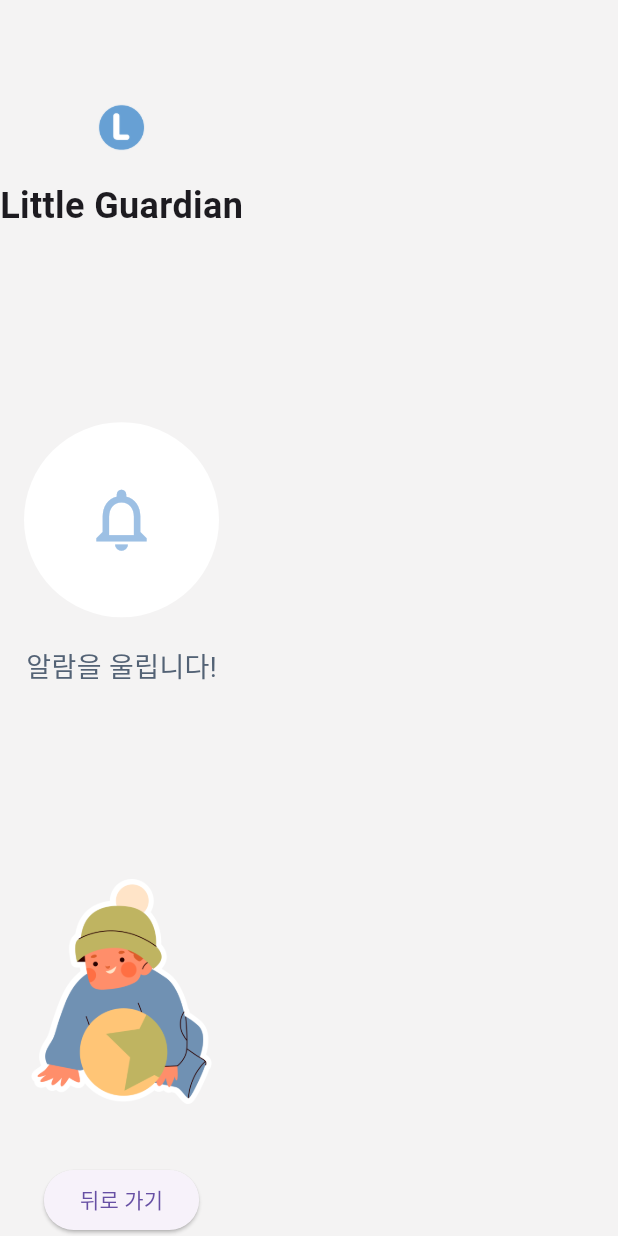
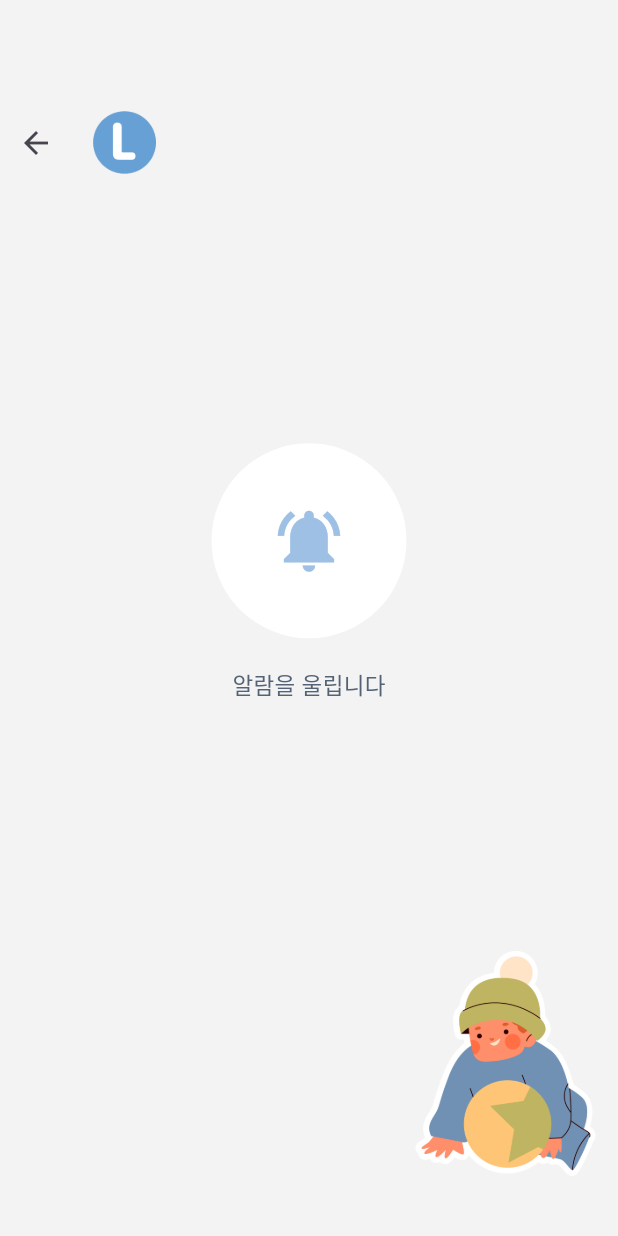
Before and after one commit to yuhaeun-la/LG_Flutter, a Flutter app: the screen it shows after launch, after a tap on "알람울리기", on a phone screen of 412 x 824 dp. Run offline on Flutter 3.47's test engine with Material 3 defaults, Android fonts, the phone set to English and light mode, and no system bars; our stand-ins replace image_picker; Roboto replaces fonts that are missing (NanumSquareNeo).

Commit message:
feat:: 기능뷰 ui완성

```diff
--- /dev/null
+++ b/lib/ui/views/components/back_button.dart
@@ -0,0 +1,13 @@
+import 'package:flutter/material.dart';
+
+class BackButton extends StatelessWidget {
+  @override
+  Widget build(BuildContext context) {
+    return IconButton(
+      icon: Icon(Icons.arrow_back_ios),
+      onPressed: () {
+        Navigator.pop(context);
+      },
+    );
+  }
+}
--- a/lib/ui/views/parent/home/emergency_alaram_view.dart
+++ b/lib/ui/views/parent/home/emergency_alaram_view.dart
@@ -1,7 +1,7 @@
 import 'package:flutter/material.dart';
 import 'package:little_guardian/core/utils/colors_util.dart';
 
-class EmergencyAlaramView extends StatelessWidget {
+class EmergencyAlarmView extends StatelessWidget {
 
   @override
   Widget build(BuildContext context) {
@@ -9,26 +9,29 @@ class EmergencyAlaramView extends StatelessWidget {
     return Scaffold(
       backgroundColor: mainColor, // 배경색 설정
       body: Column(
-        mainAxisAlignment: MainAxisAlignment.center,
+        crossAxisAlignment: CrossAxisAlignment.stretch,
         children: [
           const SizedBox(height: 60.0), // 상단 여백 추가
-          Column(
+          Row(
+            // mainAxisAlignment: MainAxisAlignment.,
             children: [
+              BackButton(),
               Image.asset(
                 'assets/mainIcon.png', // 로고 이미지 (로컬 assets 폴더에 저장)
-                height: 50.0,
+                height:70.0,
               ),
-              SizedBox(height: 10.0),
-              Text(
-                'Little Guardian',
-                style: TextStyle(
-                  fontSize: 24.0,
-                  fontWeight: FontWeight.bold,
-                ),
-              ),
+              // Text(
+              //   'ittles',
+              //   style: TextStyle(
+              //     fontFamily: 'jalnan',
+              //     color: gray3,
+              //     fontSize: 24.0,
+              //   ),
+              // ),
+              const Spacer(),
             ],
           ),
-          Spacer(), // 중간 여백을 균등하게 분배
+          const Spacer(), // 중간 여백을 균등하게 분배
           // 알림 아이콘과 텍스트
           Column(
             children: [
@@ -39,16 +42,17 @@ class EmergencyAlaramView extends StatelessWidget {
                 ),
                 padding: EdgeInsets.all(40.0),
                 child: Icon(
-                  Icons.notifications_none,
+                  Icons.notifications_active,
                   size: 50.0,
                   color: pointColor,// 아이콘 색상
                 ),
               ),
               SizedBox(height: 20.0),
               Text(
-                '알람을 울립니다!',
+                '알람을 울립니다',
                 style: TextStyle(
-                  fontSize: 18.0,
+                  fontSize: 15.0,
+                  fontFamily: 'NanumSquareNeo',
                   color: pointColor2, // 텍스트 색상
                 ),
               ),
@@ -56,15 +60,12 @@ class EmergencyAlaramView extends StatelessWidget {
           ),
           const Spacer(),
           Image.asset(
+            alignment: Alignment.bottomRight,
             'assets/ballbaby.png',
             height: 150.0,
           ),
           SizedBox(height: 40.0), // 하단 여백 추가
-          ElevatedButton(onPressed:  () {
-              Navigator.pop(context); // 이전 화면으로 돌아가기
-        },
-          child: Text('뒤로 가기'),
-          )
+
         ],
       ),
     );
--- a/lib/ui/views/parent/home/home_view.dart
+++ b/lib/ui/views/parent/home/home_view.dart
@@ -58,7 +58,7 @@ class HomeView extends StatelessWidget {
                     HomeSquareButton(
                         icon: Icons.notification_add,
                         label: '알람울리기',
-                        destinationView: EmergencyAlaramView()),
+                        destinationView: EmergencyAlarmView()),
                   ],
                 ),
               ],
```
Also changed, not shown: lib/ui/views/parent/home/home_button_text_view.dart (added, +44 -0 lines), lib/ui/views/parent/home/sound_listening_view.dart (+35 -28 lines).
